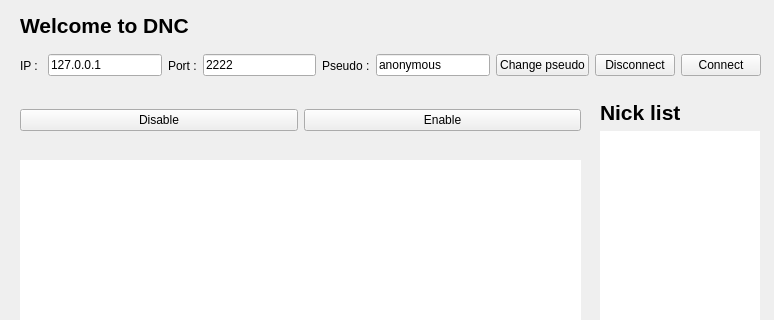
Above: client/view/mainWindow.ui from danfr/DNC before the change; both pictures show x 0 to 774 and y 0 to 320 of the 774 by 540 pixel window. Below: the same form after it.
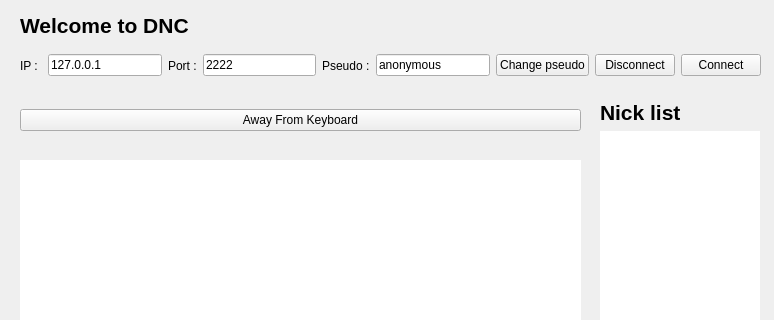
That is the form after the change. Icons and pictures are not drawn.

Commit message: une turie, le retour !

Patch:
```diff
--- a/client/view/mainWindow.ui
+++ b/client/view/mainWindow.ui
@@ -206,14 +206,7 @@
     <item>
      <widget class="QPushButton" name="pushButton_5">
       <property name="text">
-       <string>Disable</string>
-      </property>
-     </widget>
-    </item>
-    <item>
-     <widget class="QPushButton" name="pushButton_4">
-      <property name="text">
-       <string>Enable</string>
+       <string>Away From Keyboard</string>
       </property>
      </widget>
     </item>
```
Left out of the diff: 4 changed lines with no effect on the pictures. The commit also changes 2 other files.
